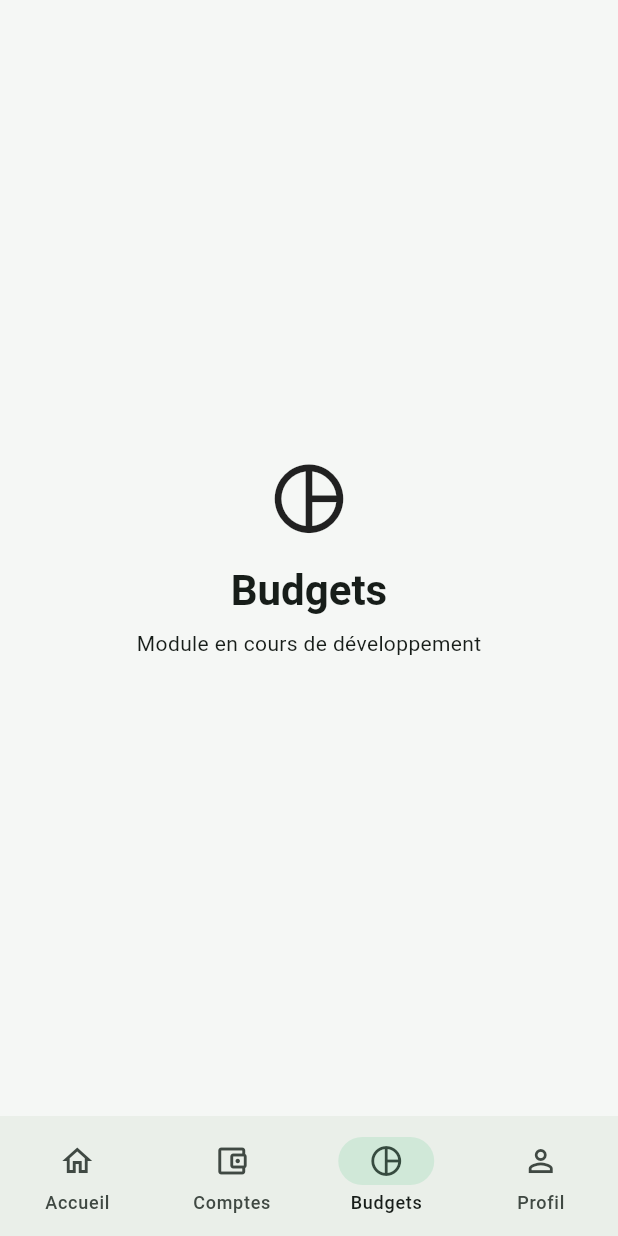
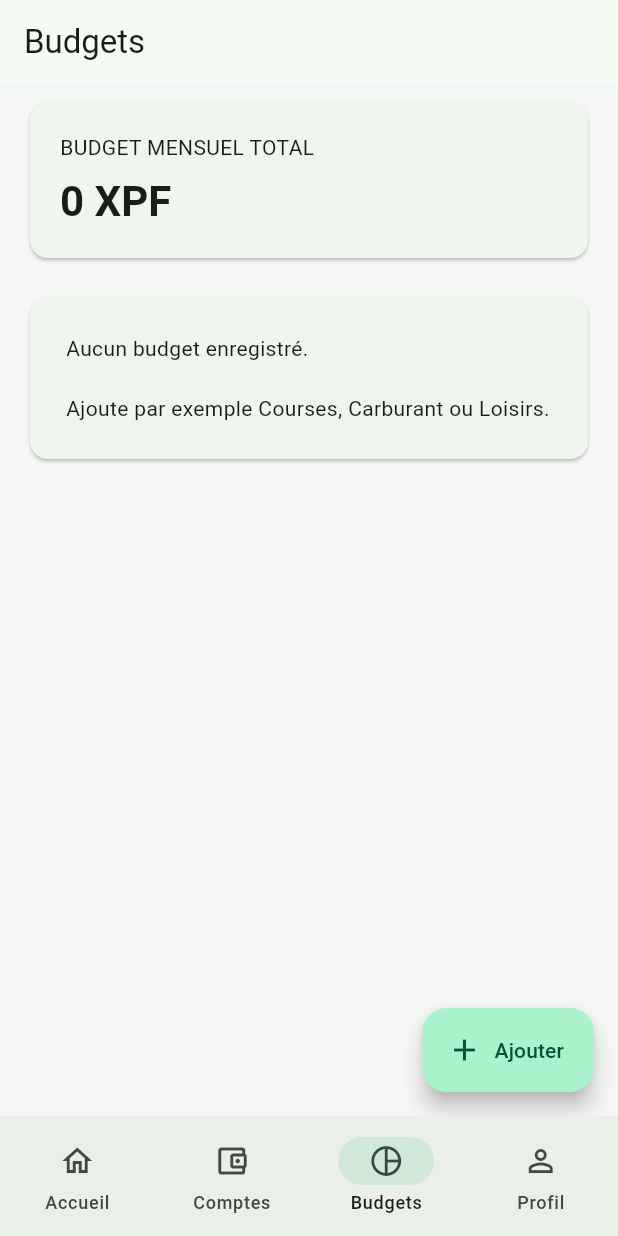
Before and after one commit to christophanbrumoere-sketch/gestionnaire-budget, a Flutter app: the screen it shows after launch, item 3 of the bottom bar chosen, on a phone screen of 412 x 824 dp. Run offline on Flutter 3.47's test engine with Material 3 defaults, Android fonts, the phone set to English and light mode, and no system bars; our stand-ins replace sqflite; accounts and stored records are empty.

Commit message:
V0.4 - Gestion des budgets et calcul de l'argent libre

```diff
--- a/lib/database/app_database.dart
+++ b/lib/database/app_database.dart
@@ -2,6 +2,7 @@ import 'package:path/path.dart';
 import 'package:sqflite/sqflite.dart';
 
 import '../models/compte.dart';
+import '../models/budget.dart';
 
 class AppDatabase {
   AppDatabase._();
@@ -11,9 +12,7 @@ class AppDatabase {
   static Database? _database;
 
   Future<Database> get database async {
-    if (_database != null) {
-      return _database!;
-    }
+    if (_database != null) return _database!;
 
     _database = await _ouvrirDatabase();
     return _database!;
@@ -25,7 +24,8 @@ class AppDatabase {
 
     return openDatabase(
       path,
-      version: 1,
+      version: 2,
+
       onCreate: (db, version) async {
         await db.execute('''
           CREATE TABLE comptes (
@@ -35,9 +35,33 @@ class AppDatabase {
             solde INTEGER NOT NULL
           )
         ''');
+
+        await db.execute('''
+          CREATE TABLE budgets (
+            id INTEGER PRIMARY KEY AUTOINCREMENT,
+            nom TEXT NOT NULL,
+            montant_mensuel INTEGER NOT NULL
+          )
+        ''');
+      },
+
+      onUpgrade: (db, oldVersion, newVersion) async {
+        if (oldVersion < 2) {
+          await db.execute('''
+            CREATE TABLE budgets (
+              id INTEGER PRIMARY KEY AUTOINCREMENT,
+              nom TEXT NOT NULL,
+              montant_mensuel INTEGER NOT NULL
+            )
+          ''');
+        }
       },
     );
   }
+
+  // ==========================
+  // COMPTES
+  // ==========================
 
   Future<int> ajouterCompte(Compte compte) async {
     final db = await database;
@@ -72,4 +96,42 @@ class AppDatabase {
 
     return db.delete('comptes', where: 'id = ?', whereArgs: [id]);
   }
+
+  // ==========================
+  // BUDGETS
+  // ==========================
+
+  Future<int> ajouterBudget(Budget budget) async {
+    final db = await database;
+
+    final data = budget.toMap();
+    data.remove('id');
+
+    return db.insert('budgets', data);
+  }
+
+  Future<List<Budget>> obtenirBudgets() async {
+    final db = await database;
+
+    final result = await db.query('budgets', orderBy: 'id DESC');
+
+    return result.map(Budget.fromMap).toList();
+  }
+
+  Future<int> modifierBudget(Budget budget) async {
+    final db = await database;
+
+    return db.update(
+      'budgets',
+      budget.toMap(),
+      where: 'id = ?',
+      whereArgs: [budget.id],
+    );
+  }
+
+  Future<int> supprimerBudget(int id) async {
+    final db = await database;
+
+    return db.delete('budgets', where: 'id = ?', whereArgs: [id]);
+  }
 }
--- /dev/null
+++ b/lib/models/budget.dart
@@ -0,0 +1,19 @@
+class Budget {
+  final int? id;
+  final String nom;
+  final int montantMensuel;
+
+  const Budget({this.id, required this.nom, required this.montantMensuel});
+
+  Map<String, Object?> toMap() {
+    return {'id': id, 'nom': nom, 'montant_mensuel': montantMensuel};
+  }
+
+  factory Budget.fromMap(Map<String, Object?> map) {
+    return Budget(
+      id: map['id'] as int,
+      nom: map['nom'] as String,
+      montantMensuel: map['montant_mensuel'] as int,
+    );
+  }
+}
--- /dev/null
+++ b/lib/screens/budgets_page.dart
@@ -0,0 +1,241 @@
+import 'package:flutter/material.dart';
+
+import '../database/app_database.dart';
+import '../models/budget.dart';
+
+class BudgetsPage extends StatefulWidget {
+  final VoidCallback? onChanged;
+
+  const BudgetsPage({super.key, this.onChanged});
+
+  @override
+  State<BudgetsPage> createState() => _BudgetsPageState();
+}
+
+class _BudgetsPageState extends State<BudgetsPage> {
+  List<Budget> budgets = [];
+  bool chargement = true;
+
+  @override
+  void initState() {
+    super.initState();
+    chargerBudgets();
+  }
+
+  String formatXpf(int montant) {
+    final texte = montant.toString();
+    final buffer = StringBuffer();
+
+    for (int i = 0; i < texte.length; i++) {
+      if (i > 0 && (texte.length - i) % 3 == 0) {
+        buffer.write(' ');
+      }
+      buffer.write(texte[i]);
+    }
+
+    return '${buffer.toString()} XPF';
+  }
+
+  Future<void> chargerBudgets() async {
+    final resultat = await AppDatabase.instance.obtenirBudgets();
+
+    if (!mounted) return;
+
+    setState(() {
+      budgets = resultat;
+      chargement = false;
+    });
+  }
+
+  Future<void> ouvrirFormulaire({Budget? budget}) async {
+    final nomController = TextEditingController(text: budget?.nom ?? '');
+
+    final montantController = TextEditingController(
+      text: budget?.montantMensuel.toString() ?? '',
+    );
+
+    final resultat = await showDialog<bool>(
+      context: context,
+      builder: (dialogContext) {
+        return AlertDialog(
+          title: Text(
+            budget == null ? 'Ajouter un budget' : 'Modifier le budget',
+          ),
+          content: SingleChildScrollView(
+            child: Column(
+              mainAxisSize: MainAxisSize.min,
+              children: [
+                TextField(
+                  controller: nomController,
+                  decoration: const InputDecoration(
+                    labelText: 'Nom du budget',
+                    hintText: 'Ex. Courses',
+                  ),
+                ),
+                const SizedBox(height: 16),
+                TextField(
+                  controller: montantController,
+                  keyboardType: TextInputType.number,
+                  decoration: const InputDecoration(
+                    labelText: 'Budget mensuel',
+                    suffixText: 'XPF',
+                  ),
+                ),
+              ],
+            ),
+          ),
+          actions: [
+            TextButton(
+              onPressed: () {
+                Navigator.pop(dialogContext, false);
+              },
+              child: const Text('Annuler'),
+            ),
+            FilledButton(
+              onPressed: () async {
+                final nom = nomController.text.trim();
+
+                final montant = int.tryParse(
+                  montantController.text
+                      .replaceAll(' ', '')
+                      .replaceAll(',', ''),
+                );
+
+                if (nom.isEmpty || montant == null || montant < 0) {
+                  return;
+                }
+
+                final nouveauBudget = Budget(
+                  id: budget?.id,
+                  nom: nom,
+                  montantMensuel: montant,
+                );
+
+                if (budget == null) {
+                  await AppDatabase.instance.ajouterBudget(nouveauBudget);
+                } else {
+                  await AppDatabase.instance.modifierBudget(nouveauBudget);
+                }
+
+                if (dialogContext.mounted) {
+                  Navigator.pop(dialogContext, true);
+                }
+              },
+              child: const Text('Enregistrer'),
+            ),
+          ],
+        );
+      },
+    );
+
+    if (resultat == true) {
+      await chargerBudgets();
+      widget.onChanged?.call();
+    }
+  }
+
+  Future<void> supprimer(Budget budget) async {
+    final confirmation = await showDialog<bool>(
+      context: context,
+      builder: (context) {
+        return AlertDialog(
+          title: const Text('Supprimer le budget ?'),
+          content: Text('Le budget "${budget.nom}" sera supprimé.'),
+          actions: [
+            TextButton(
+              onPressed: () => Navigator.pop(context, false),
+              child: const Text('Annuler'),
+            ),
+            FilledButton(
+              onPressed: () => Navigator.pop(context, true),
+              child: const Text('Supprimer'),
+            ),
+          ],
+        );
+      },
+    );
+
+    if (confirmation == true && budget.id != null) {
+      await AppDatabase.instance.supprimerBudget(budget.id!);
+      await chargerBudgets();
+      widget.onChanged?.call();
+    }
+  }
+
+  @override
+  Widget build(BuildContext context) {
+    final total = budgets.fold<int>(
+      0,
+      (somme, budget) => somme + budget.montantMensuel,
+    );
+
+    return SafeArea(
+      child: Scaffold(
+        appBar: AppBar(title: const Text('Budgets')),
+        floatingActionButton: FloatingActionButton.extended(
+          onPressed: () => ouvrirFormulaire(),
+          icon: const Icon(Icons.add),
+          label: const Text('Ajouter'),
+        ),
+        body: chargement
+            ? const Center(child: CircularProgressIndicator())
+            : ListView(
+                padding: const EdgeInsets.fromLTRB(16, 8, 16, 100),
+                children: [
+                  Card(
+                    child: Padding(
+                      padding: const EdgeInsets.all(20),
+                      child: Column(
+                        crossAxisAlignment: CrossAxisAlignment.start,
+                        children: [
+                          const Text('BUDGET MENSUEL TOTAL'),
+                          const SizedBox(height: 8),
+                          Text(
+                            formatXpf(total),
+                            style: Theme.of(context).textTheme.headlineMedium
+                                ?.copyWith(fontWeight: FontWeight.bold),
+                          ),
+                        ],
+                      ),
+                    ),
+                  ),
+
+                  const SizedBox(height: 18),
+
+                  if (budgets.isEmpty)
+                    const Card(
+                      child: Padding(
+                        padding: EdgeInsets.all(24),
+                        child: Text(
+                          'Aucun budget enregistré.\n\n'
+                          'Ajoute par exemple Courses, Carburant ou Loisirs.',
+                        ),
+                      ),
+                    ),
+
+                  ...budgets.map(
+                    (budget) => Card(
+                      child: ListTile(
+                        leading: const CircleAvatar(
+                          child: Icon(Icons.pie_chart_outline),
+                        ),
+                        title: Text(
+                          budget.nom,
+                          style: const TextStyle(fontWeight: FontWeight.bold),
+                        ),
+                        subtitle: const Text('Budget mensuel'),
+                        trailing: Text(
+                          formatXpf(budget.montantMensuel),
+                          style: const TextStyle(fontWeight: FontWeight.bold),
+                        ),
+                        onTap: () => ouvrirFormulaire(budget: budget),
+                        onLongPress: () => supprimer(budget),
+                      ),
+                    ),
+                  ),
+                ],
+              ),
+      ),
+    );
+  }
+}
```
Also changed, not shown: lib/main.dart (+22 -8 lines).
